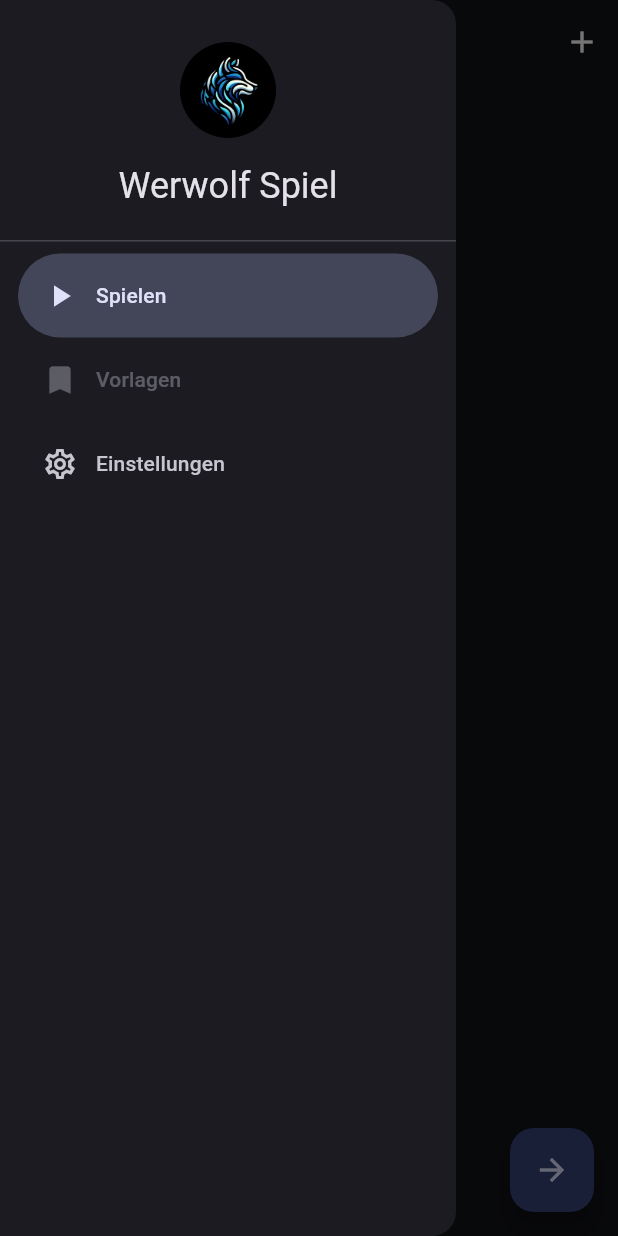
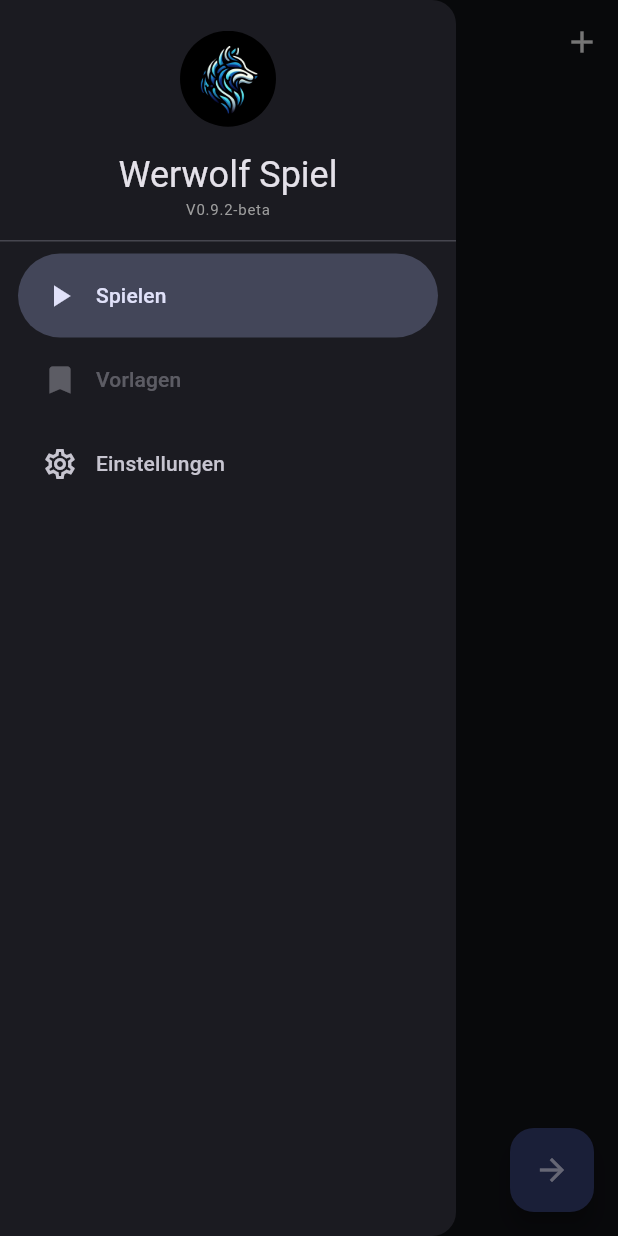
Before and after one commit to Benkralex/werwolf-app, a Flutter app: the screen it shows after launch, with the side drawer open, on a phone screen of 412 x 824 dp. Run offline on Flutter 3.47's test engine with Material 3 defaults, Android fonts, the light colour scheme and no system bars; our stand-ins replace easy_localization.

Commit message:
Update version to 0.9.2 and display version in main menu

```diff
--- a/lib/menu.dart
+++ b/lib/menu.dart
@@ -70,6 +70,13 @@ class _MainMenuState extends State<MainMenu> {
                 "title",
                 style: Theme.of(context).textTheme.headlineSmall,
               ).tr(),
+              Text(
+                "V0.9.2-beta",
+                style: TextStyle(
+                  color: Colors.grey,
+                  fontSize: 10,
+                ),
+              ),
             ],
           ),
         ),
@@ -89,6 +96,9 @@ class _MainMenuState extends State<MainMenu> {
           selectedIcon: Icon(Icons.settings),
           label: Text("menu_settings").tr(),
         ),
+        Expanded(
+          child: Container(),
+        ),
       ],
     );
   }
--- a/pubspec.yaml
+++ b/pubspec.yaml
@@ -14,7 +14,7 @@ publish_to: "none"
 # https://developer.apple.com/library/archive/documentation/General/Reference/InfoPlistKeyReference/Articles/CoreFoundationKeys.html
 # In Windows, build-name is used as the major, minor, and patch parts
 # of the product and file versions while build-number is used as the build suffix.
-version: 0.8.0+1
+version: 0.9.2
 
 environment:
   sdk: ^3.5.3
```
